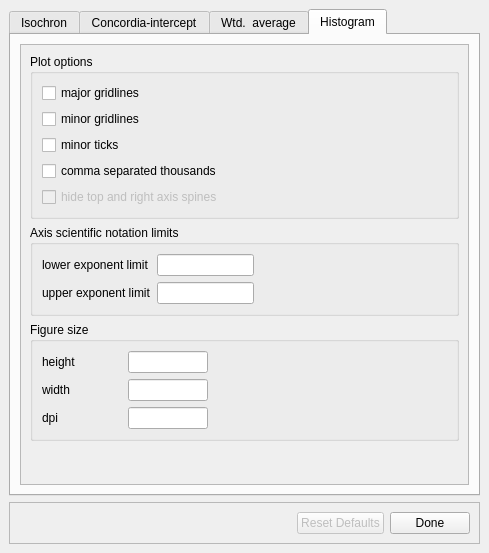
This is dqpb/uis/plot_specific_settings.ui in timpol/DQPB as Qt 5 draws it before an edit. The edited form follows.
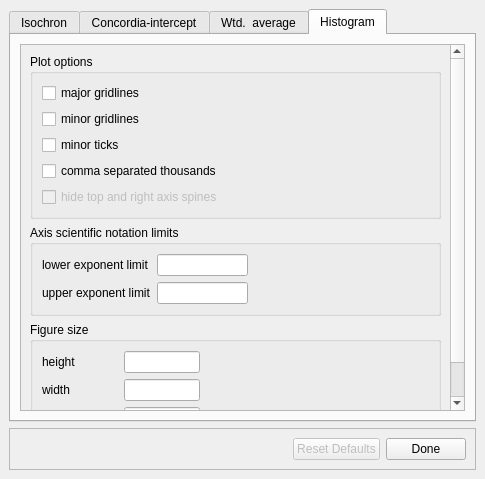
This is the edited form. The open tabs and pages were chosen to show the change.

Commit message: adjust preferred window size

```diff
--- a/dqpb/uis/plot_specific_settings.ui
+++ b/dqpb/uis/plot_specific_settings.ui
@@ -6,8 +6,8 @@
    <rect>
     <x>0</x>
     <y>0</y>
-    <width>489</width>
-    <height>553</height>
+    <width>485</width>
+    <height>479</height>
    </rect>
   </property>
   <property name="sizePolicy">
@@ -1033,8 +1033,8 @@
             <rect>
              <x>0</x>
              <y>0</y>
-             <width>244</width>
-             <height>413</height>
+             <width>445</width>
+             <height>431</height>
             </rect>
            </property>
            <layout class="QVBoxLayout" name="verticalLayout_30">
```
Left out of the diff: 4 changed lines with no effect on the pictures. The commit also changes 1 other file.
